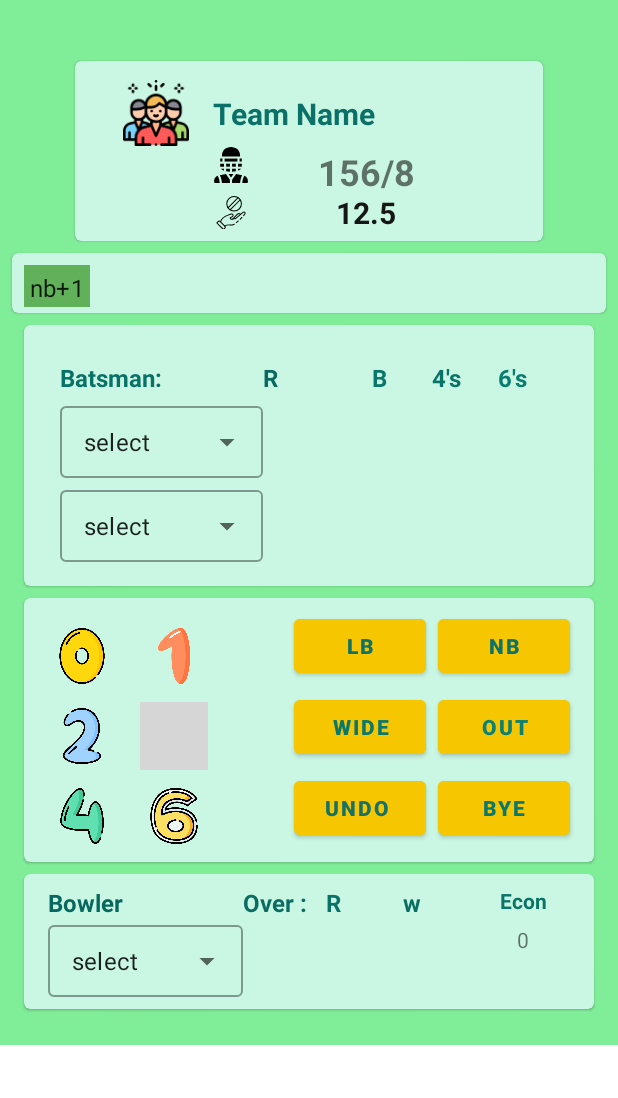
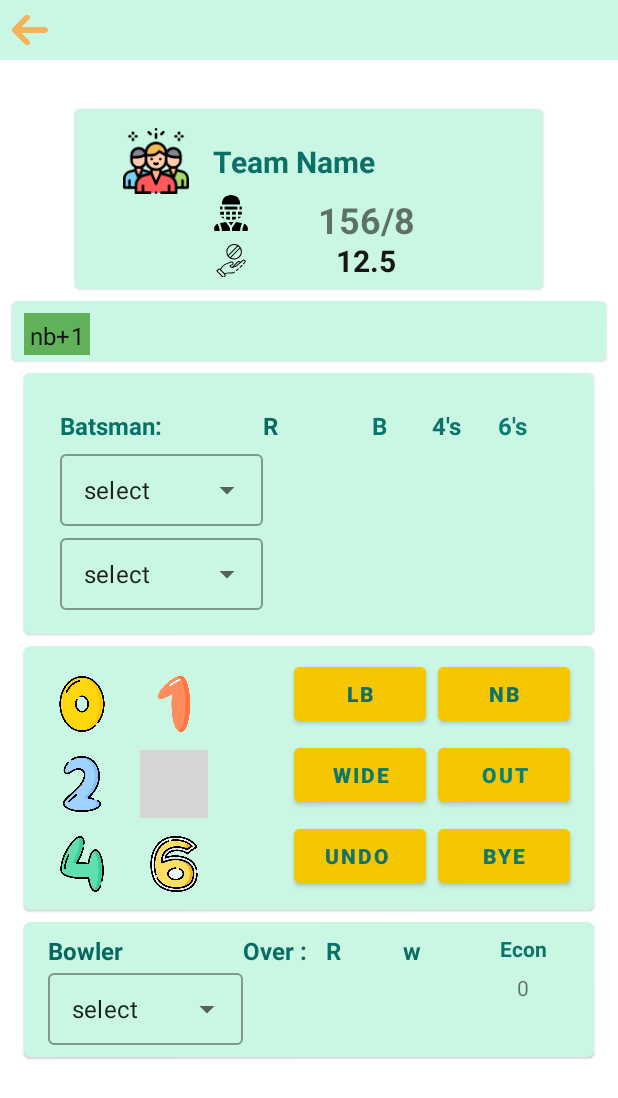
Before and after one commit to NazmulHaqueLimon/ScoreBoard2, an Android app: the layout fragment_scoring.xml on its own in the app's theme, with its tools: preview values and no code run, on a phone screen of 412 x 824 dp. Shown: the top 1098 px of the screen. Run offline under Robolectric (Android 15) with nearby library versions, the phone set to English and light mode, and no system bars; grey boxes are pictures that could not be loaded.

```diff
--- a/app/src/main/AndroidManifest.xml
+++ b/app/src/main/AndroidManifest.xml
@@ -1,6 +1,5 @@
 <?xml version="1.0" encoding="utf-8"?>
-<manifest xmlns:android="http://schemas.android.com/apk/res/android"
-    package="com.example.scoreboard">
+<manifest xmlns:android="http://schemas.android.com/apk/res/android">
 
     <application
         android:name=".MainApplication"
--- a/app/src/main/java/com/example/scoreboard/data/MatchState.kt
+++ b/app/src/main/java/com/example/scoreboard/data/MatchState.kt
@@ -4,6 +4,7 @@ import com.example.scoreboard.data.objects.Player
 import com.example.scoreboard.data.objects.PlayersScore
 
 data class MatchState(
+    val run :Int =0,
     val extra:Int =0,
     val run_bat : Int=0,
     val playerScore :PlayersScore?=null,
--- a/app/src/main/java/com/example/scoreboard/fragments/MatchDetailsFragment.kt
+++ b/app/src/main/java/com/example/scoreboard/fragments/MatchDetailsFragment.kt
@@ -103,11 +103,6 @@ class MatchDetailsFragment : Fragment() {
         return binding!!.root
     }
 
-    override fun onResume() {
-        super.onResume()
-       // findNavController().navigateUp()
-
-    }
 
 
     companion object {
--- a/app/src/main/java/com/example/scoreboard/fragments/NewMatchFragment.kt
+++ b/app/src/main/java/com/example/scoreboard/fragments/NewMatchFragment.kt
@@ -75,7 +75,7 @@ class NewMatchFragment : Fragment() {
         return binding.root
     }
 
-    private fun inputsValidated():Boolean{
+    private fun isInputsValidated():Boolean{
         return if (binding.formatSelection.isSelected && binding.batFirst.isSelected ){
             true
         }else{
@@ -88,6 +88,8 @@ class NewMatchFragment : Fragment() {
         super.onResume()
         setDropDowns()
     }
+
+
 
     private fun navigateToTeamFragment(flag: String) {
         val action =NewMatchFragmentDirections.actionNewMatchFragmentToTeamFragment(flag)
--- a/app/src/main/res/layout/fragment_scoring.xml
+++ b/app/src/main/res/layout/fragment_scoring.xml
@@ -14,15 +14,55 @@
             type="com.example.scoreboard.viewmodels.ScoringViewModel" />
     </data>
 
-    <ScrollView
-            android:layout_width="match_parent"
-            android:layout_height="wrap_content"
-            android:background="@color/white1">
-
     <androidx.constraintlayout.widget.ConstraintLayout
         android:layout_width="match_parent"
         android:layout_height="wrap_content"
         tools:context=".fragments.ScoringFragment">
+
+        <com.google.android.material.appbar.AppBarLayout
+            android:id="@+id/appbar"
+            android:layout_width="match_parent"
+            android:layout_height="40dp"
+            android:background="@color/themeB2"
+            android:fitsSystemWindows="true"
+            android:theme="@style/ThemeOverlay.AppCompat.Dark.ActionBar"
+            app:layout_constraintEnd_toEndOf="parent"
+            app:layout_constraintStart_toStartOf="parent"
+            app:layout_constraintTop_toTopOf="parent">
+            <ImageView
+                android:id="@+id/arrow_back"
+                android:layout_width="40dp"
+                android:padding="8dp"
+                android:src="@drawable/arrow_back"
+                android:layout_height="match_parent"
+                app:tint="@color/buttons" />
+            <com.google.android.material.appbar.MaterialToolbar
+                android:id="@+id/toolbar"
+                android:layout_width="match_parent"
+                android:layout_height="match_parent"
+                android:fitsSystemWindows="true"
+                app:collapsedTitleGravity="center"
+                app:contentScrim="?attr/colorSurface"
+                app:layout_scrollFlags="scroll|exitUntilCollapsed"
+                app:statusBarScrim="?attr/colorSurface"
+                app:title="@{viewModel.teamA.team.name}"
+                app:titleEnabled="true">
+            </com.google.android.material.appbar.MaterialToolbar>
+
+        </com.google.android.material.appbar.AppBarLayout>
+
+        <TextView
+            android:id="@+id/titleText"
+            android:layout_width="0dp"
+            android:layout_height="wrap_content"
+            android:layout_marginTop="8dp"
+            android:text="@{viewModel.scoringTitleText}"
+            android:textAlignment="center"
+            android:layout_marginHorizontal="24dp"
+            app:layout_constraintEnd_toEndOf="parent"
+            app:layout_constraintStart_toStartOf="parent"
+            app:layout_constraintTop_toBottomOf="@id/appbar"
+           />
 
         <com.google.android.material.card.MaterialCardView
             android:id="@+id/materialCardView"
@@ -128,6 +168,7 @@
             android:layout_height="40dp"
             android:layout_marginTop="8dp"
             android:layout_marginHorizontal="8dp"
+            app:cardBackgroundColor="@color/themeB2"
             tools:backgroundTint="@color/themeB2"
             app:layout_constraintEnd_toEndOf="parent"
             app:layout_constraintStart_toStartOf="parent"
@@ -147,7 +188,7 @@
             android:layout_height="wrap_content"
             android:layout_marginTop="8dp"
             android:layout_marginHorizontal="16dp"
-                tools:backgroundTint="@color/themeB2"
+            app:cardBackgroundColor="@color/themeB2"
             app:layout_constraintEnd_toEndOf="parent"
             app:layout_constraintStart_toStartOf="parent"
             app:layout_constraintTop_toBottomOf="@+id/materialCardView2">
@@ -339,6 +380,7 @@
             android:layout_width="0dp"
             android:layout_height="wrap_content"
             android:layout_marginTop="8dp"
+            app:cardBackgroundColor="@color/themeB2"
             app:layout_constraintEnd_toEndOf="@+id/materialCardView3"
             app:layout_constraintStart_toStartOf="@+id/materialCardView3"
             app:layout_constraintTop_toBottomOf="@+id/materialCardView3"
@@ -497,7 +539,6 @@
                     android:layout_marginEnd="8dp"
                     android:layout_marginBottom="4dp"
                     android:backgroundTint="@color/themeA1"
-                          android:padding="0dp"
                     android:text="@string/byeRun"
                     android:textColor="#0B786E"
                     android:textStyle="bold"
@@ -515,10 +556,9 @@
                     android:textStyle="bold"
                     app:layout_constraintBottom_toTopOf="@+id/popup_bye"
                     app:layout_constraintEnd_toEndOf="@+id/popup_nb"
-                          app:layout_constraintHorizontal_bias="0.0"
                     app:layout_constraintStart_toStartOf="@+id/popup_nb"
                     app:layout_constraintTop_toBottomOf="@+id/popup_nb"
-                          tools:backgroundTint="@color/themeA1" />
+                    android:backgroundTint="@color/themeA1"/>
             </androidx.constraintlayout.widget.ConstraintLayout>
 
         </com.google.android.material.card.MaterialCardView>
@@ -530,6 +570,7 @@
             android:layout_marginBottom="24dp"
             android:layout_marginHorizontal="16dp"
             tools:backgroundTint="@color/themeB2"
+            app:cardBackgroundColor="@color/themeB2"
             app:layout_constraintBottom_toBottomOf="parent"
             app:layout_constraintEnd_toEndOf="parent"
             app:layout_constraintStart_toStartOf="parent"
@@ -672,20 +713,8 @@
 
         </com.google.android.material.card.MaterialCardView>
 
+    </androidx.constraintlayout.widget.ConstraintLayout>
 
-            <TextView
-                android:id="@+id/titleText"
-                android:layout_width="0dp"
-                android:layout_height="wrap_content"
-                android:layout_marginTop="16dp"
-                android:text="@{viewModel.scoringTitleText}"
-                android:textAlignment="center"
-                android:layout_marginHorizontal="24dp"
-                app:layout_constraintEnd_toEndOf="parent"
-                app:layout_constraintStart_toStartOf="parent"
-                app:layout_constraintTop_toTopOf="parent" />
 
-    </androidx.constraintlayout.widget.ConstraintLayout>
-</ScrollView>
 
 </layout>
```
Also changed, not shown: app/build.gradle (+13 -12 lines), app/src/main/java/com/example/scoreboard/MainActivity.kt (+13 -18 lines), app/src/main/java/com/example/scoreboard/fragments/ScoringFragment.kt (+68 -47 lines), app/src/main/java/com/example/scoreboard/viewmodels/ScoringViewModel.kt (+47 -86 lines), build.gradle (+5 -5 lines), app/src/main/res/drawable/arrow_back.png (added), app/src/main/res/layout/activity_main.xml (indentation only), gradle.properties (line endings or trailing spaces), gradle/wrapper/gradle-wrapper.properties. Lines whose indentation alone changed are shown as unchanged.
